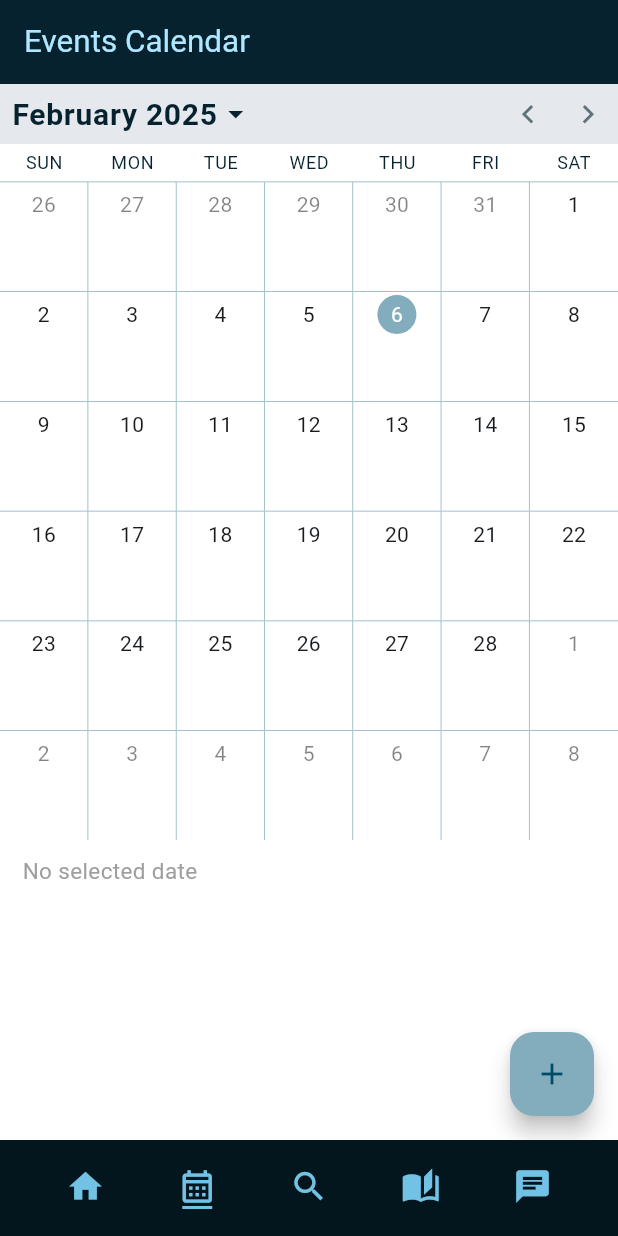
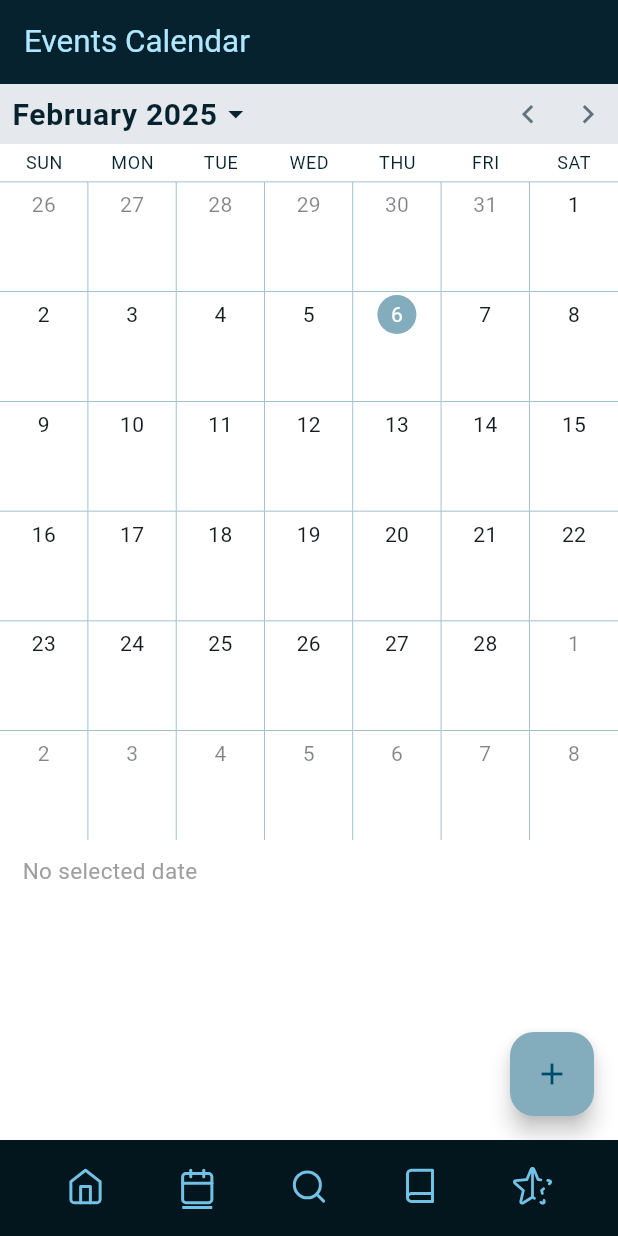
Before and after one commit to E-m-i-n-e-n-c-e/Revent, a Flutter app: the screen it shows once a user with an empty profile is signed in, item 2 of the bottom bar chosen, on a phone screen of 412 x 824 dp. Run offline on Flutter 3.47's test engine with Material 3 defaults, Android fonts, the phone set to English and light mode, and no system bars; drawn by our look-alikes of syncfusion_flutter_calendar; our stand-ins replace cloud_firestore, firebase_auth, firebase_core, flutter_riverpod, flutter_svg, font_awesome_flutter and 5 more; accounts and stored records are empty; network calls fail.

Commit message:
Updated pubspec.yaml, bottom_navbar.dart, and icons_1 assets

```diff
--- a/lib/bottom_navbar.dart
+++ b/lib/bottom_navbar.dart
@@ -1,4 +1,5 @@
 import 'package:flutter/material.dart';
+import 'package:flutter_svg/flutter_svg.dart';
 
 class CustomBottomNavigationBar extends StatelessWidget {
   final int selectedIndex;
@@ -21,23 +22,23 @@ class CustomBottomNavigationBar extends StatelessWidget {
           mainAxisAlignment: MainAxisAlignment.spaceBetween,
           children: [
             _buildNavItem(
-              icon: Icons.home,
+              iconPath: 'assets/icons_1/home.svg',
               index: 0,
             ),
             _buildNavItem(
-              icon: Icons.calendar_month_outlined,
+              iconPath: 'assets/icons_1/calender.svg',
               index: 1,
             ),
             _buildNavItem(
-              icon: Icons.search,
+              iconPath: 'assets/icons_1/search.svg',
               index: 2,
             ),
             _buildNavItem(
-              icon: Icons.auto_stories,
+              iconPath: 'assets/icons_1/stories.svg',
               index: 3,
             ),
             _buildNavItem(
-              icon: Icons.chat,
+              iconPath: 'assets/icons_1/chat.svg',
               index: 4,
             ),
           ],
@@ -46,7 +47,7 @@ class CustomBottomNavigationBar extends StatelessWidget {
     );
   }
 
-  Widget _buildNavItem({required IconData icon, required int index}) {
+  Widget _buildNavItem({required String iconPath, required int index}) {
     bool isSelected = selectedIndex == index;
     return ElevatedButton(
       style: ElevatedButton.styleFrom(
@@ -58,11 +59,13 @@ class CustomBottomNavigationBar extends StatelessWidget {
       child: Column(
         mainAxisSize: MainAxisSize.min,
         children: [
-          Icon(
-            icon,
-            color: const Color(0xff71C2E4),
-            size: 26,
-          ),
+          SvgPicture.asset(
+            iconPath,
+            height: 26,
+            colorFilter: ColorFilter.mode(
+              isSelected ? const Color(0xff71C2E4) : Color(0xff71C2E4),
+              BlendMode.srcIn,
+            ),),
           AnimatedContainer(
             duration: const Duration(milliseconds: 300),
             height: 2,
```
Also changed, not shown: pubspec.yaml (+6 -1 lines), assets/icons_1/calender.svg (added), assets/icons_1/chat.svg (added), assets/icons_1/home.svg (added), assets/icons_1/search.svg (added), assets/icons_1/stories.svg (added).
